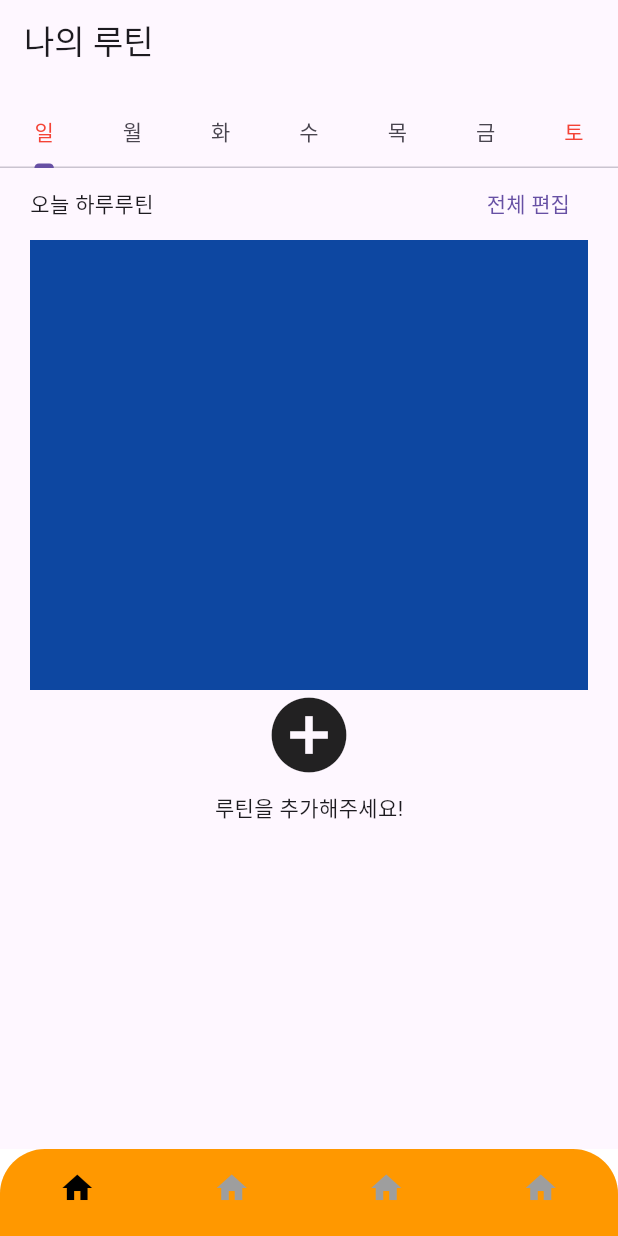
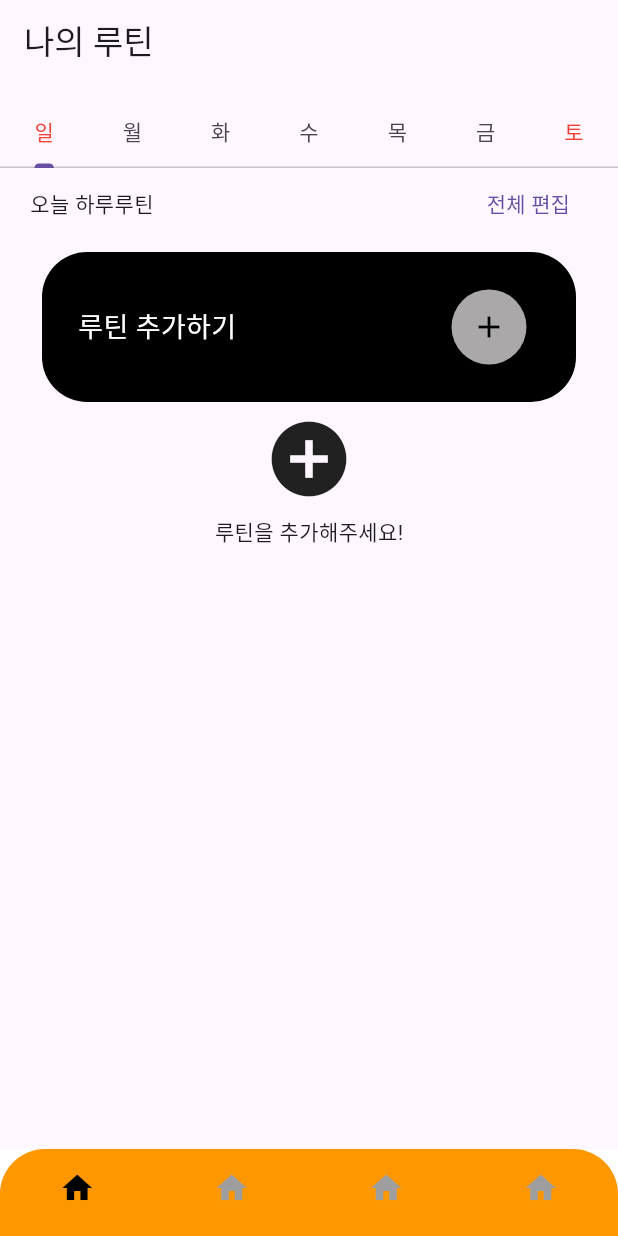
Before and after one commit to formart12/hatin-project, a Flutter app: the RoutinAddPage screen opened by its route, after a tap on the "close" icon, on a phone screen of 412 x 824 dp. Run offline on Flutter 3.47's test engine with Material 3 defaults, Android fonts, the phone set to English and light mode, and no system bars.

Commit message:
루틴 상세 페이지 수정

```diff
--- a/lib/main.dart
+++ b/lib/main.dart
@@ -16,6 +16,7 @@ class MyApp extends StatelessWidget {
     return ChangeNotifierProvider(
       create: (context) => AppViewModel(),
       child: MaterialApp(
+        debugShowCheckedModeBanner: false,
         routes: {
           "/": (context) => const App(),
           "/routinAddPage": (context) => const RoutinAddPage(),
--- a/lib/src/ui/routine/routin_add_page.dart
+++ b/lib/src/ui/routine/routin_add_page.dart
@@ -1,5 +1,3 @@
-import 'dart:ui';
-
 import 'package:flutter/cupertino.dart';
 import 'package:flutter/material.dart';
 import 'package:flutter/rendering.dart';
@@ -26,7 +24,7 @@ class _RoutinAddPageState extends State<RoutinAddPage> {
 // 앱 바 부분
   PreferredSizeWidget _appbar() {
     return PreferredSize(
-      preferredSize: Size.fromHeight(100),
+      preferredSize: const Size.fromHeight(100),
       child: Column(
         mainAxisAlignment: MainAxisAlignment.center,
         children: [
@@ -35,7 +33,7 @@ class _RoutinAddPageState extends State<RoutinAddPage> {
             centerTitle: true,
             backgroundColor: Colors.white,
             automaticallyImplyLeading: false,
-            title: Text(
+            title: const Text(
               "루틴 추가하기",
               style: TextStyle(fontSize: 20),
             ),
@@ -51,7 +49,7 @@ class _RoutinAddPageState extends State<RoutinAddPage> {
     return Padding(
       padding: const EdgeInsets.all(8.0),
       child: IconButton(
-        icon: Icon(Icons.close),
+        icon: const Icon(Icons.close),
         onPressed: () {
           Navigator.of(context).pop();
         },
@@ -76,6 +74,7 @@ class _RoutinAddPageState extends State<RoutinAddPage> {
         _routinStartDayTime(), // 루틴 시작일 아래
         _routinRepeatText(), // 루틴 반복
         _routinRepeatSelection(), // 루틴 반복 요일 선택
+
         Row(
           crossAxisAlignment: CrossAxisAlignment.start,
           children: [
@@ -92,14 +91,14 @@ class _RoutinAddPageState extends State<RoutinAddPage> {
 
 // |이름 입력| 텍스트
   Widget _nameText() {
-    String _routinName = "이름 입력";
+    String routinName = "이름 입력";
     return Padding(
       padding: const EdgeInsets.only(left: 13.0, top: 30.0),
       child: Padding(
         padding: const EdgeInsets.only(left: 25.0, top: 30.0),
         child: Text(
-          _routinName,
-          style: TextStyle(fontSize: 30.0),
+          routinName,
+          style: const TextStyle(fontSize: 30.0),
         ),
       ),
     );
@@ -113,15 +112,15 @@ class _RoutinAddPageState extends State<RoutinAddPage> {
         onTap: () {
           print("icons.edit이 눌려졌다!");
         },
-        child: Icon(Icons.edit),
+        child: const Icon(Icons.edit),
       ),
     );
   }
 
 // |루틴 시간| 텍스트
   Widget _routinTimeText() {
-    return Padding(
-      padding: const EdgeInsets.only(left: 30.0, top: 30.0),
+    return const Padding(
+      padding: EdgeInsets.only(left: 30.0, top: 30.0),
       child: Text(
         "루틴 시간",
         style: TextStyle(fontSize: 20.0),
@@ -131,7 +130,7 @@ class _RoutinAddPageState extends State<RoutinAddPage> {
 
 // |루틴 시간| 아래 오전 시간 박스
   Widget _routinTimeAdd() {
-    TimeOfDay _initialTime = TimeOfDay(hour: 9, minute: 0);
+    TimeOfDay initialTime = const TimeOfDay(hour: 9, minute: 0);
     return Padding(
       padding: const EdgeInsets.only(left: 20.0, top: 10.0, right: 20.0),
       child: TextField(
@@ -139,17 +138,17 @@ class _RoutinAddPageState extends State<RoutinAddPage> {
         decoration: InputDecoration(
             border:
                 OutlineInputBorder(borderRadius: BorderRadius.circular(20.0)),
-            hintText: "${_initialTime.hour}, ${_initialTime.minute}"),
+            hintText: "${initialTime.hour}, ${initialTime.minute}"),
         onTap: () async {
           final TimeOfDay? timeOfDay = await showTimePicker(
             context: context,
-            initialTime: _initialTime,
+            initialTime: initialTime,
           );
           if (timeOfDay != null) {
             setState(() {
-              _initialTime = timeOfDay;
+              initialTime = timeOfDay;
             });
-            print("${_initialTime}");
+            print("$initialTime");
           }
         },
       ),
@@ -158,8 +157,8 @@ class _RoutinAddPageState extends State<RoutinAddPage> {
 
 //|루틴 시작일| 텍스트
   Widget _routinStartDayText() {
-    return Padding(
-      padding: const EdgeInsets.only(left: 30.0, top: 15.0),
+    return const Padding(
+      padding: EdgeInsets.only(left: 30.0, top: 15.0),
       child: Text(
         "루틴 시작일",
         style: TextStyle(fontSize: 20.0),
@@ -197,8 +196,8 @@ class _RoutinAddPageState extends State<RoutinAddPage> {
 
 // |루틴 반복| 텍스트
   Widget _routinRepeatText() {
-    return Padding(
-      padding: const EdgeInsets.only(left: 30.0, top: 15.0),
+    return const Padding(
+      padding: EdgeInsets.only(left: 30.0, top: 15.0),
       child: Text(
         "루틴 반복",
         style: TextStyle(fontSize: 20.0),
@@ -240,8 +239,8 @@ class _RoutinAddPageState extends State<RoutinAddPage> {
 
 // |알람| 텍스트
   Widget _routinAlarmText() {
-    return Padding(
-      padding: const EdgeInsets.only(left: 30.0, top: 15.0),
+    return const Padding(
+      padding: EdgeInsets.only(left: 30.0, top: 15.0),
       child: Text(
         "알림",
         style: TextStyle(fontSize: 20.0),
@@ -251,16 +250,16 @@ class _RoutinAddPageState extends State<RoutinAddPage> {
 
   // |알람| On/OFF
   Widget _routinAlarmAction() {
-    bool _switchValue = true;
+    bool switchValue = true;
     return Padding(
       padding: const EdgeInsets.only(left: 200.0, top: 15),
       child: Transform.scale(
         scale: 1.3,
         child: CupertinoSwitch(
-            value: _switchValue,
+            value: switchValue,
             onChanged: (value) {
               setState(() {
-                _switchValue = value;
+                switchValue = value;
               });
             }),
       ),
@@ -269,8 +268,8 @@ class _RoutinAddPageState extends State<RoutinAddPage> {
 
 // |메모| 텍스트
   Widget _routinMemoText() {
-    return Padding(
-      padding: const EdgeInsets.only(left: 30.0, top: 25.0),
+    return const Padding(
+      padding: EdgeInsets.only(left: 30.0, top: 25.0),
       child: Text(
         "메모",
         style: TextStyle(fontSize: 20.0),
@@ -284,9 +283,9 @@ class _RoutinAddPageState extends State<RoutinAddPage> {
       onTap: () {
         FocusScope.of(context).unfocus();
       },
-      child: Padding(
+      child: const Padding(
         //
-        padding: const EdgeInsets.only(left: 20.0, top: 10.0, right: 20.0),
+        padding: EdgeInsets.only(left: 20.0, top: 10.0, right: 20.0),
         child: TextField(
           maxLines: null,
           decoration: InputDecoration(
--- a/lib/src/ui/routine/routine_view.dart
+++ b/lib/src/ui/routine/routine_view.dart
@@ -21,7 +21,7 @@ class _RoutineViewState extends State<RoutineView> {
               _listedit(),
             ],
           ),
-          _plusroutin(),
+          _body(),
           _checkroutine(),
         ]),
       ),
@@ -38,19 +38,6 @@ class _RoutineViewState extends State<RoutineView> {
     return TextButton(
       onPressed: () {},
       child: const Text("전체 편집"),
-    );
-  }
-
-  Widget _plusroutin() {
-    // 루틴이 보이고 옆에 아이콘을 누르면 루틴 추가 가능.
-    return Column(
-      children: [
-        Container(
-          width: double.infinity,
-          height: 300,
-          color: Colors.blue[900],
-        )
-      ],
     );
   }
 
```
